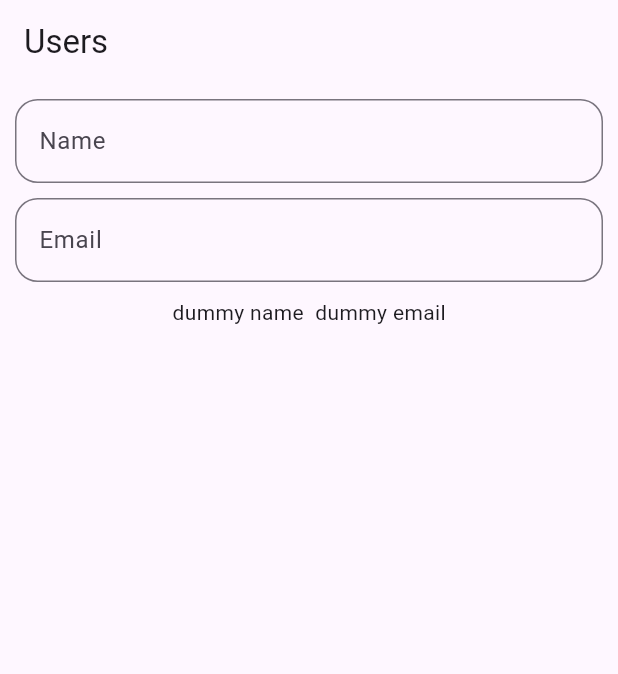
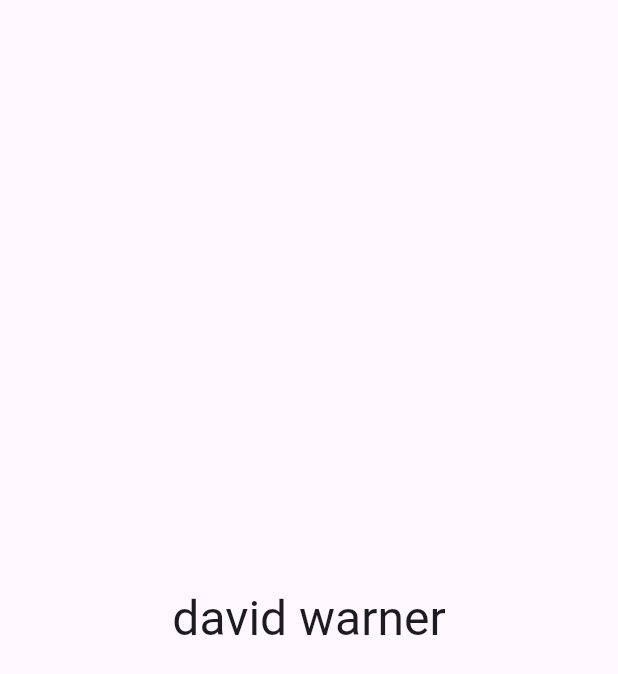
Before and after one commit to paraspithadiya10/riverpod_basics, a Flutter app: the screen it shows after launch, on a phone screen of 412 x 824 dp. Shown: the top 674 px of the screen. Run offline on Flutter 3.47's test engine with Material 3 defaults, Android fonts, the phone set to English and light mode, and no system bars; our stand-ins replace equatable, flutter_riverpod, riverpod_annotation; generated files the repository leaves out were written again.

Commit message:
add generated provider for name

```diff
--- a/lib/main.dart
+++ b/lib/main.dart
@@ -2,6 +2,7 @@ import 'package:flutter/material.dart';
 import 'package:flutter_riverpod/flutter_riverpod.dart';
 import 'package:riverpod_demo/providers/providers.dart';
 import 'package:riverpod_demo/screens/home_page.dart';
+import 'package:riverpod_demo/screens/name_from_generated_provider.dart';
 import 'package:riverpod_demo/screens/user_from_textfield.dart';
 
 void main() {
@@ -17,7 +18,7 @@ class MyApp extends ConsumerWidget {
     return MaterialApp(
       debugShowCheckedModeBanner: false,
       theme: isLightTheme ? ThemeData.light() : ThemeData.dark(),
-      home: UserFromTextfield(),
+      home: NameFromGeneratedProvider(),
     );
   }
 }
--- /dev/null
+++ b/lib/providers/name_provider.dart
@@ -0,0 +1,7 @@
+import 'package:riverpod_annotation/riverpod_annotation.dart';
+part 'name_provider.g.dart';
+
+@riverpod
+String name(ref) {
+  return 'david warner';
+}
--- /dev/null
+++ b/lib/screens/name_from_generated_provider.dart
@@ -0,0 +1,20 @@
+import 'package:flutter/material.dart';
+import 'package:flutter_riverpod/flutter_riverpod.dart';
+import 'package:riverpod_demo/providers/name_provider.dart';
+
+class NameFromGeneratedProvider extends ConsumerWidget {
+  const NameFromGeneratedProvider({super.key});
+
+  @override
+  Widget build(BuildContext context, WidgetRef ref) {
+    final name = ref.watch(nameProvider);
+    return Scaffold(
+      body: Center(
+        child: Text(
+          name,
+          style: Theme.of(context).textTheme.headlineLarge,
+        ),
+      ),
+    );
+  }
+}
--- a/pubspec.yaml
+++ b/pubspec.yaml
@@ -38,6 +38,7 @@ dependencies:
   http: ^1.3.0
   go_router: ^14.8.1
   equatable: ^2.0.7
+  riverpod_annotation: ^2.6.1
 
 dev_dependencies:
   flutter_test:
@@ -49,6 +50,8 @@ dev_dependencies:
   # package. See that file for information about deactivating specific lint
   # rules and activating additional ones.
   flutter_lints: ^5.0.0
+  riverpod_generator: ^2.6.5
+  build_runner: ^2.4.15
 
 # For information on the generic Dart part of this file, see the
 # following page: https://dart.dev/tools/pub/pubspec
```
Also changed, not shown: lib/providers/name_provider.g.dart (added), pubspec.lock.
